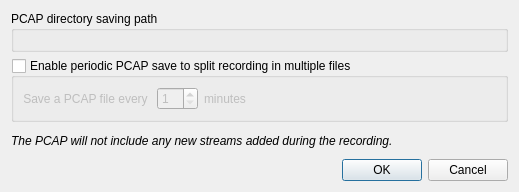
Kitware/LidarView, file LVCore/Qt/Components/Resources/UI/lqStreamRecordDialog.ui: the form before one commit.
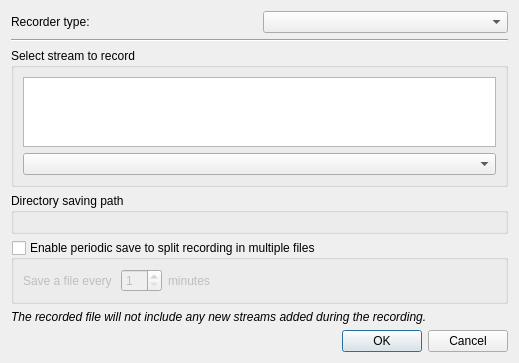
The form after the commit.

Commit message: [feat] Adapt recorder dialog to use recorder interface, and be more generic

What changed in the file:
```diff
--- a/LVCore/Qt/Components/Resources/UI/lqStreamRecordDialog.ui
+++ b/LVCore/Qt/Components/Resources/UI/lqStreamRecordDialog.ui
@@ -7,17 +7,53 @@
     <x>0</x>
     <y>0</y>
     <width>519</width>
-    <height>192</height>
+    <height>354</height>
    </rect>
   </property>
   <property name="windowTitle">
    <string>Stream Recording Dialog</string>
   </property>
   <layout class="QVBoxLayout" name="mainLayout">
+   <item>
+    <layout class="QHBoxLayout" name="recorderLayout">
+     <item>
+      <widget class="QLabel" name="recorderLabel">
+       <property name="text">
+        <string>Recorder type:</string>
+       </property>
+      </widget>
+     </item>
+     <item>
+      <widget class="QComboBox" name="recorderComboBox"/>
+     </item>
+    </layout>
+   </item>
+   <item>
+    <widget class="Line" name="recorderSeparatorLine">
+     <property name="orientation">
+      <enum>Qt::Horizontal</enum>
+     </property>
+    </widget>
+   </item>
+   <item>
+    <widget class="QGroupBox" name="streamSelectGroupBox">
+     <property name="title">
+      <string>Select stream to record</string>
+     </property>
+     <layout class="QVBoxLayout" name="verticalLayout">
+      <item>
+       <widget class="QListWidget" name="streamSelectList"/>
+      </item>
+      <item>
+       <widget class="QComboBox" name="streamSelectComboBox"/>
+      </item>
+     </layout>
+    </widget>
+   </item>
    <item>
     <widget class="QGroupBox" name="directoryGroupBox">
      <property name="title">
-      <string>PCAP directory saving path</string>
+      <string>Directory saving path</string>
      </property>
      <layout class="QVBoxLayout" name="directoryPathLayout"/>
     </widget>
@@ -25,7 +61,7 @@
    <item>
     <widget class="QGroupBox" name="enablePeriodicFileSaveCheckBox">
      <property name="title">
-      <string>Enable periodic PCAP save to split recording in multiple files</string>
+      <string>Enable periodic save to split recording in multiple files</string>
      </property>
      <property name="checkable">
       <bool>true</bool>
@@ -37,7 +73,7 @@
       <item>
        <widget class="QLabel" name="label">
         <property name="text">
-         <string>Save a PCAP file every </string>
+         <string>Save a file every </string>
         </property>
         <property name="alignment">
          <set>Qt::AlignRight|Qt::AlignTrailing|Qt::AlignVCenter</set>
@@ -91,7 +127,7 @@
       </font>
      </property>
      <property name="text">
-      <string>The PCAP will not include any new streams added during the recording.</string>
+      <string>The recorded file will not include any new streams added during the recording.</string>
      </property>
     </widget>
    </item>
```
Left out of the diff: 4 changed lines with no effect on the pictures. The commit also changes 7 other files.
